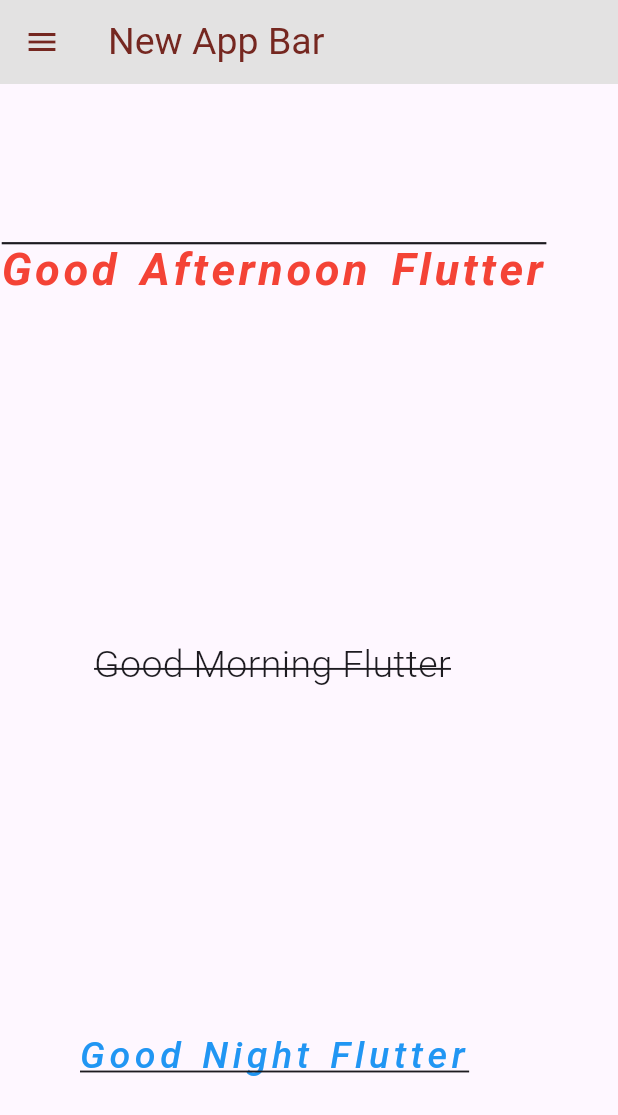
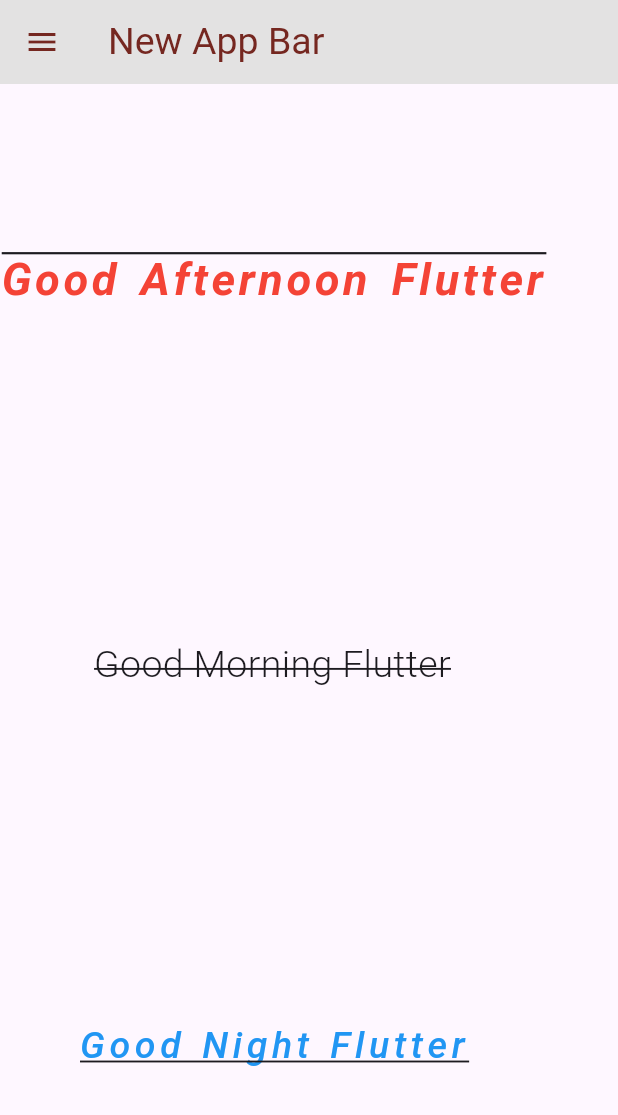
Before and after one commit to LuckyVishwa1104/Flutter-Basics, a Flutter app: the screen it shows after launch, on a phone screen of 412 x 824 dp. Shown: the top 1115 px of the screen. Run offline on Flutter 3.47's test engine with Material 3 defaults, Android fonts, the phone set to English and light mode, and no system bars; our stand-ins replace image_picker.

Commit message:
docs(home): add comments for each property

```diff
--- a/lib/home_page_new.dart
+++ b/lib/home_page_new.dart
@@ -27,7 +27,14 @@ class HomePageNew extends StatelessWidget {
 
         // Body -
         body: const Column(
-          mainAxisAlignment: MainAxisAlignment.spaceEvenly,
+          // column take all available height and take max width of tis children
+
+
+          mainAxisAlignment: MainAxisAlignment.spaceAround,
+          // crossAxisAlignment: CrossAxisAlignment.stretch,
+
+          // check for - spaceAround
+
           children: [
 
             Text(
@@ -42,9 +49,9 @@ class HomePageNew extends StatelessWidget {
                 decoration: TextDecoration.overline, // to add line to the text (under, over, inline)
               ),
             ),
-            SizedBox(
-              height: 20,
-            ),
+            // SizedBox(
+            //   height: 20,
+            // ),
 
             Text(
               'Good Morning Flutter',
@@ -55,9 +62,9 @@ class HomePageNew extends StatelessWidget {
                 decoration: TextDecoration.lineThrough,
               ),
             ),
-            SizedBox(
-              height: 20,
-            ),
+            // SizedBox(
+            //   height: 20,
+            // ),
 
             Text(
               'Good Night Flutter',
```
